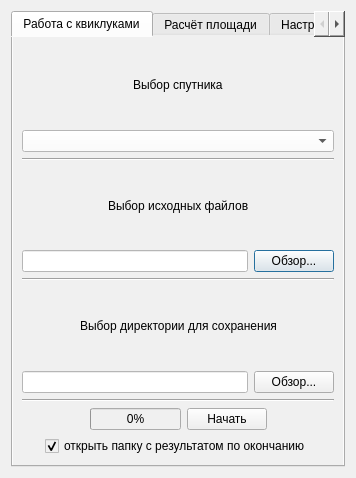
This is helper_main_dialog_base.ui in bazzile/helper as Qt 5 draws it before an edit. The edited form follows.
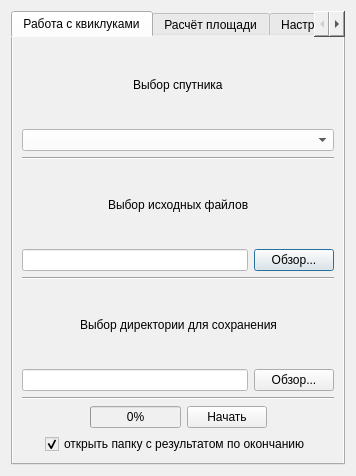
This is the edited form. The open tabs and pages were chosen to show the change.

Commit message: ql_exporter: исправлен недочёт с восстановлением пути последней использовавшейся директории

```diff
--- a/helper_main_dialog_base.ui
+++ b/helper_main_dialog_base.ui
@@ -6,8 +6,8 @@
    <rect>
     <x>0</x>
     <y>0</y>
-    <width>341</width>
-    <height>478</height>
+    <width>344</width>
+    <height>476</height>
    </rect>
   </property>
   <property name="windowTitle">
```
Left out of the diff: 2 changed lines with no effect on the pictures. The commit also changes 1 other file.
